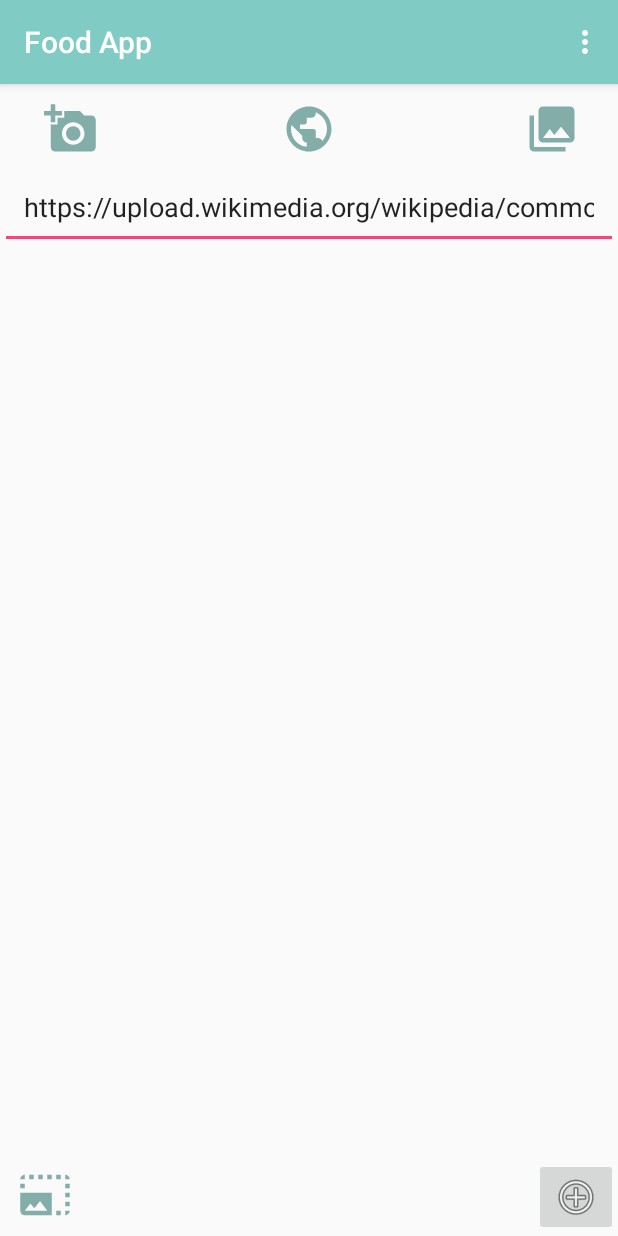
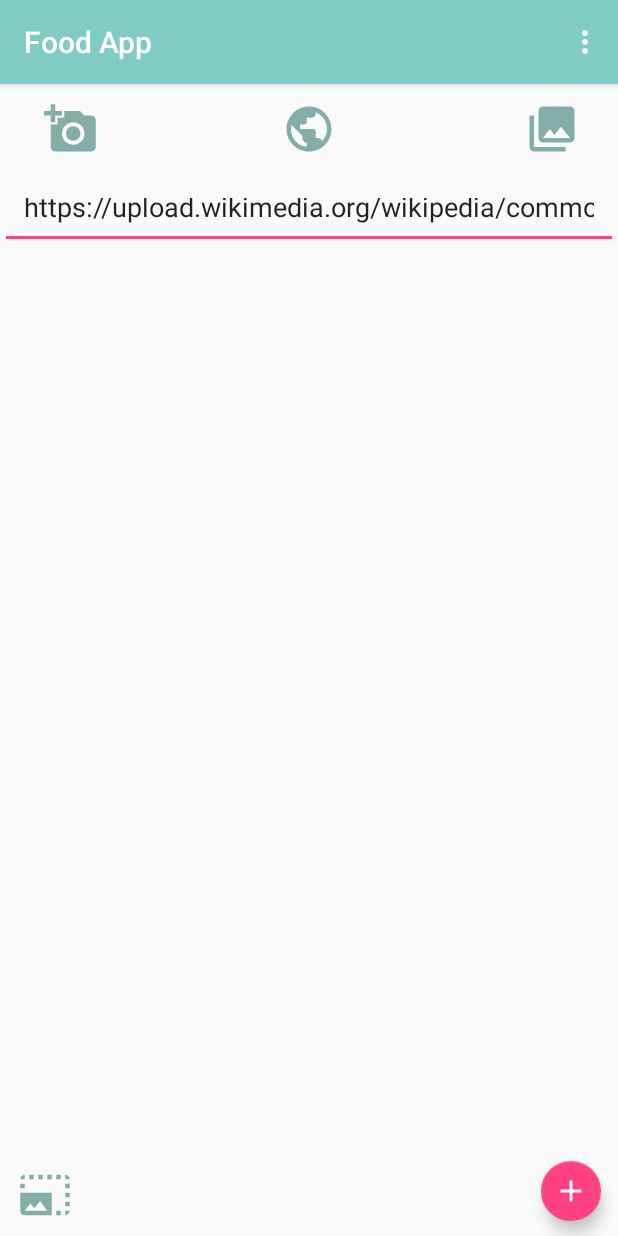
Before and after one commit to bbliang/FoodApp, an Android app: the CameraActivity screen opened directly, with no data from a screen before it, on a phone screen of 412 x 824 dp. Run offline under Robolectric (Android 15) with nearby library versions, the phone set to English and light mode, and no system bars; libraries missing offline, so code that uses them is left out: com.theartofdev.edmodo; plain views replace CropImageView; 2 statements that could not run were skipped.

Commit message:
-Fixed add button UI in camera activity

```diff
--- a/app/src/main/res/layout/content_camera.xml
+++ b/app/src/main/res/layout/content_camera.xml
@@ -124,12 +124,15 @@
 
     </RelativeLayout>
 
-    <ImageButton
+    <android.support.design.widget.FloatingActionButton
         android:id="@+id/addItemImageButton"
         android:layout_width="wrap_content"
         android:layout_height="wrap_content"
-        android:layout_alignParentBottom="true"
-        android:layout_alignParentEnd="true"
-        app:srcCompat="@android:drawable/ic_menu_add" />
+        android:clickable="true"
+        app:fabSize="mini"
+        app:srcCompat="@drawable/ic_add_white_24dp"
+        android:layout_marginEnd="11dp"
+        android:layout_below="@+id/photoLayout"
+        android:layout_alignParentEnd="true" />
 
 </RelativeLayout>
```
